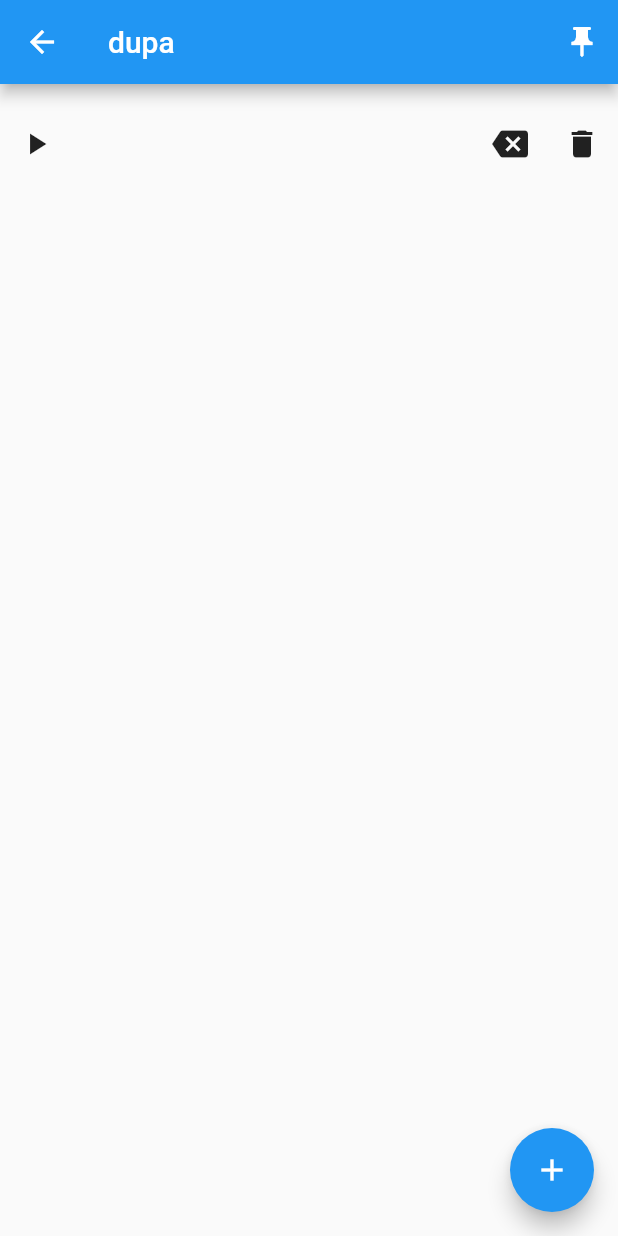
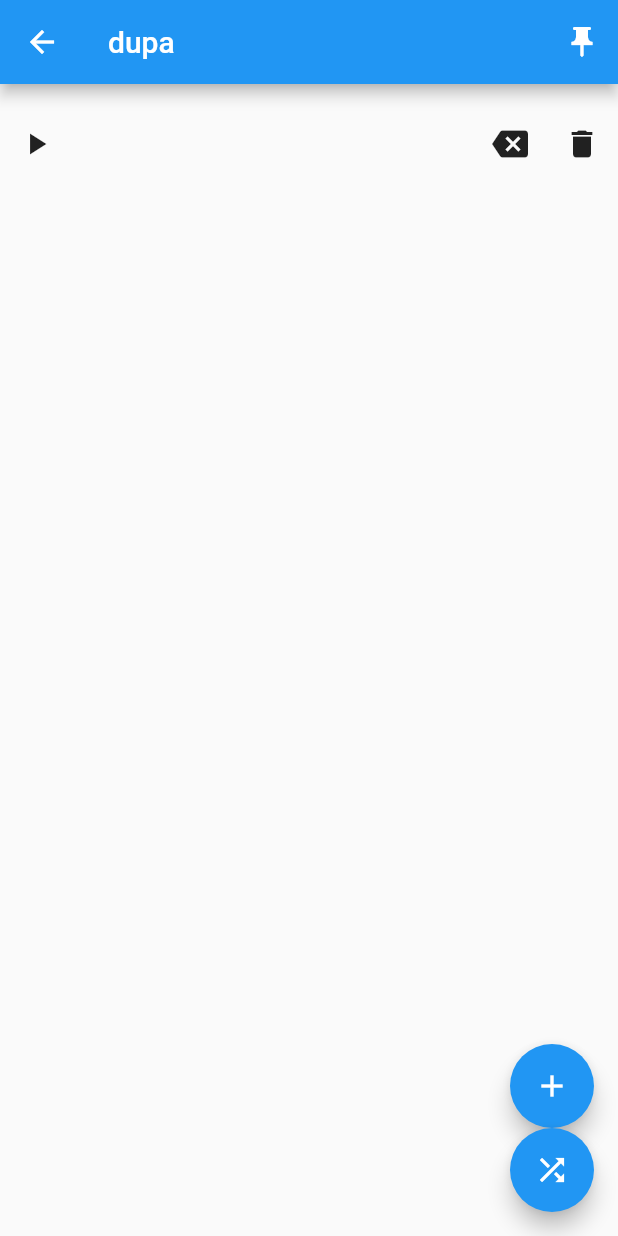
Before and after one commit to gadacz-aac/aac, a Flutter app: the screen it shows after launch, after a tap on "AAC Board - parent mode", on a phone screen of 412 x 824 dp. Run offline on Flutter 3.47's test engine with Material 2 defaults, Android fonts, the light colour scheme and no system bars; our stand-ins replace device_info_plus, flutter_riverpod, flutter_tts, image_cropper, image_picker, isar and 2 more; missing offline and left inert: kiosk_mode; accounts and stored records are empty; generated files the repository leaves out were written again.

Commit message:
Added random symbols generation
Signed-off-by: WiktorGorecki <60294931+WiktorGorecki@users.noreply.github.com>

```diff
--- a/lib/src/features/boards/board_screen.dart
+++ b/lib/src/features/boards/board_screen.dart
@@ -2,6 +2,7 @@ import 'package:aac/src/features/boards/board_manager.dart';
 import 'package:aac/src/features/boards/ui/lock_button.dart';
 import 'package:aac/src/features/boards/ui/pin_symbol_action.dart';
 import 'package:aac/src/features/boards/ui/sentence_grid.dart';
+import 'package:aac/src/features/symbols/randomise_symbol.dart';
 import 'package:aac/src/features/symbols/ui/symbol_card.dart';
 import 'package:flutter/material.dart';
 import 'package:flutter_riverpod/flutter_riverpod.dart';
@@ -41,7 +42,13 @@ class BoardScreen extends ConsumerWidget {
           List<Widget> actions = [];
           Widget? floatingActionButton;
           if (isParentMode) {
-            floatingActionButton = CreateSymbolFloatingButton(boardId: boardId);
+            floatingActionButton = Column(
+              mainAxisAlignment: MainAxisAlignment.end,
+              children: [
+                CreateSymbolFloatingButton(boardId: boardId),
+                RandomiseSymbolFloatingButton(boardId: boardId)
+              ],
+            );
             actions.add(const PinSymbolAction());
           } else {
             actions.add(const LockButton());
@@ -85,6 +92,25 @@ class CreateSymbolFloatingButton extends StatelessWidget {
                 builder: (context) => AddSymbolMenu(boardId: boardId)));
       },
       child: const Icon(Icons.add),
+    );
+  }
+}
+
+class RandomiseSymbolFloatingButton extends ConsumerWidget {
+  const RandomiseSymbolFloatingButton({
+    super.key,
+    required this.boardId,
+  });
+
+  final Id boardId;
+
+  @override
+  Widget build(BuildContext context, WidgetRef ref) {
+    return FloatingActionButton(
+      onPressed: () async {
+        randomiseSymbol(ref, boardId);
+      },
+      child: const Icon(Icons.shuffle),
     );
   }
 }
```
